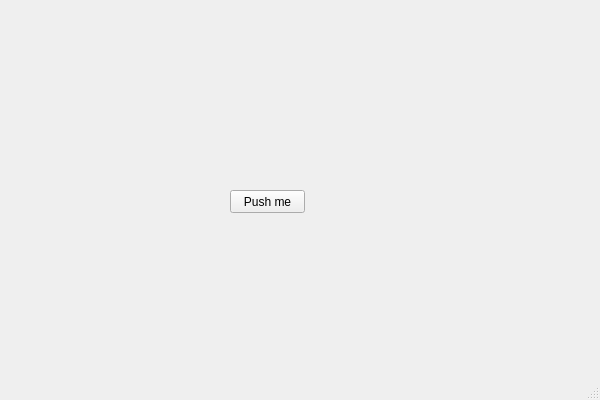
Above: TestClick/TestClick.ui from RiMilk/TestClickForm before the change. Below: the same form after it.
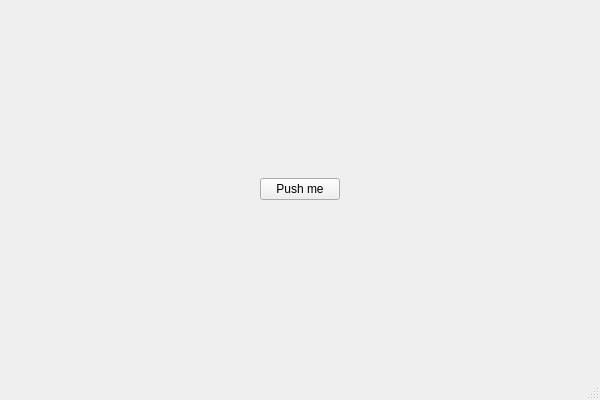
That is the form after the change.

The edit to the form file:
```diff
--- a/TestClick/TestClick.ui
+++ b/TestClick/TestClick.ui
@@ -14,19 +14,45 @@
    <string>TestClick</string>
   </property>
   <widget class="QWidget" name="centralWidget">
-   <widget class="QPushButton" name="form2">
-    <property name="geometry">
-     <rect>
-      <x>230</x>
-      <y>190</y>
-      <width>75</width>
-      <height>23</height>
-     </rect>
-    </property>
-    <property name="text">
-     <string>Push me</string>
-    </property>
-   </widget>
+   <layout class="QVBoxLayout" name="verticalLayout_2">
+    <item>
+     <layout class="QHBoxLayout" name="horizontalLayout">
+      <item>
+       <spacer name="horizontalSpacer">
+        <property name="orientation">
+         <enum>Qt::Horizontal</enum>
+        </property>
+        <property name="sizeHint" stdset="0">
+         <size>
+          <width>40</width>
+          <height>20</height>
+         </size>
+        </property>
+       </spacer>
+      </item>
+      <item>
+       <widget class="QPushButton" name="form2">
+        <property name="text">
+         <string>Push me</string>
+        </property>
+       </widget>
+      </item>
+      <item>
+       <spacer name="horizontalSpacer_2">
+        <property name="orientation">
+         <enum>Qt::Horizontal</enum>
+        </property>
+        <property name="sizeHint" stdset="0">
+         <size>
+          <width>40</width>
+          <height>20</height>
+         </size>
+        </property>
+       </spacer>
+      </item>
+     </layout>
+    </item>
+   </layout>
   </widget>
   <widget class="QStatusBar" name="statusBar"/>
  </widget>
```
